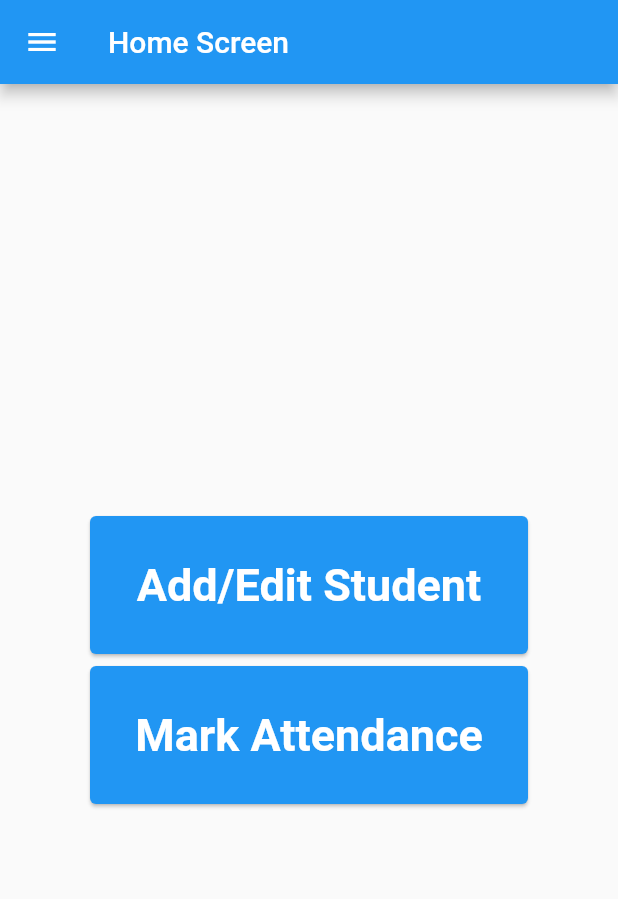
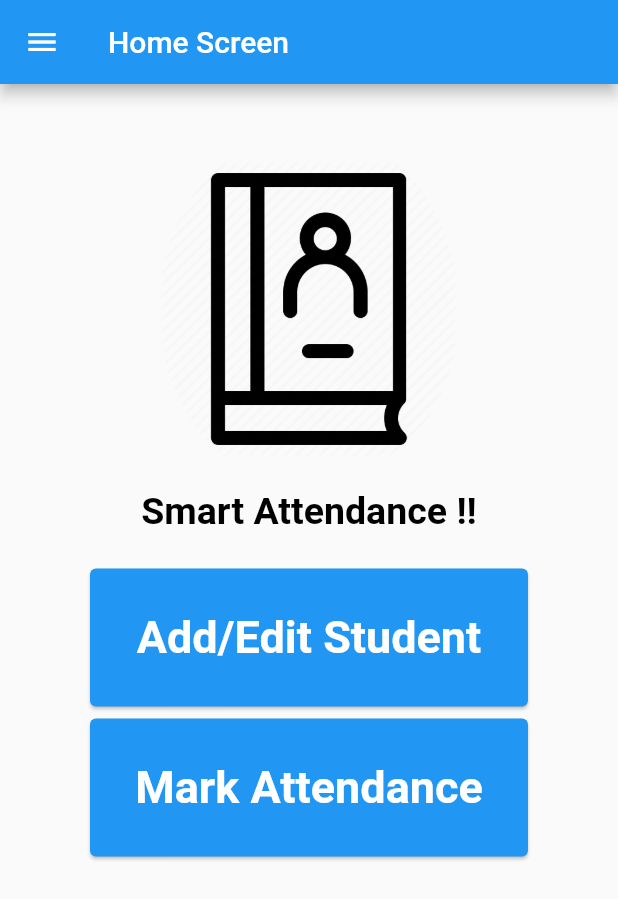
Before and after one commit to sbmkrgit/Attendance-App, a Flutter app: the HomePage screen opened directly, on a phone screen of 412 x 824 dp. Shown: the top 899 px of the screen. Run offline on Flutter 3.47's test engine with Material 2 defaults, Android fonts, the phone set to English and light mode, and no system bars; our stand-ins replace cloud_firestore, firebase_auth; accounts and stored records are empty.

Commit message:
Modified Home Page

```diff
--- a/lib/pages/home_page.dart
+++ b/lib/pages/home_page.dart
@@ -73,8 +73,31 @@ class _HomePageState extends State<HomePage> {
         ),
         body: Center(
           child: Column(
-            mainAxisAlignment: MainAxisAlignment.center,
+            //mainAxisAlignment: MainAxisAlignment.center,
             children: <Widget>[
+              Padding(
+                padding: const EdgeInsets.only(top: 30),
+                child: CircleAvatar(
+                  radius: 120,
+                  child: ClipOval(
+                    //borderRadius:BorderRadius.circular(70),
+                    child: Image.asset(
+                      'images/attend2.png',
+                      width: 200,
+                      height: 250,
+                      //fit: BoxFit.cover,
+                    ),
+                  ),
+                  backgroundColor: Colors.transparent,
+                ),
+              ),
+              Padding(
+                padding: EdgeInsets.only(bottom: 20),
+                child: Text('Smart Attendance !!',
+                    style:
+                        TextStyle(fontSize: 25.0, fontWeight: FontWeight.bold,
+                        color: Colors.black)),
+              ),
               GestureDetector(
                 onTap: () {
                   Navigator.push(
@@ -130,9 +153,40 @@ class _HomePageState extends State<HomePage> {
           child: ListView(
             padding: EdgeInsets.zero,
             children: <Widget>[
-              UserAccountsDrawerHeader(
+              DrawerHeader(
+                  margin: EdgeInsets.zero,
+                  padding: EdgeInsets.zero,
+                  decoration: BoxDecoration(
+                    color: Colors.blue,
+                  ),
+                  child: Stack(children: <Widget>[
+                    Padding(
+                      padding: EdgeInsets.only(left: 18, top: 10),
+                      child: CircleAvatar(
+                        radius: 55,
+                        child: ClipOval(
+                          //borderRadius:BorderRadius.circular(70),
+                          child: Image.asset(
+                            'images/person.png',
+                            width: 100,
+                            height: 100,
+                            fit: BoxFit.cover,
+                          ),
+                        ),
+                        backgroundColor: Colors.black,
+                      ),
+                    ),
+                    Positioned(
+                      bottom: 10.0,
+                      left: 16.0,
+                      child: Text("Welcome to Smart Attendance !!",
+                          style: TextStyle(
+                              fontSize: 18.0, fontWeight: FontWeight.bold)),
+                    ),
+                  ])),
+              /* UserAccountsDrawerHeader(
                   accountEmail: Text("${user?.email}"),
-                  accountName: null /*Text("${user?.displayName}"*/),
+                  accountName: null /*Text("${user?.displayName}"*/), */
               ListTile(
                 title: Text('Profile'),
                 leading: Icon(Icons.person),
```
